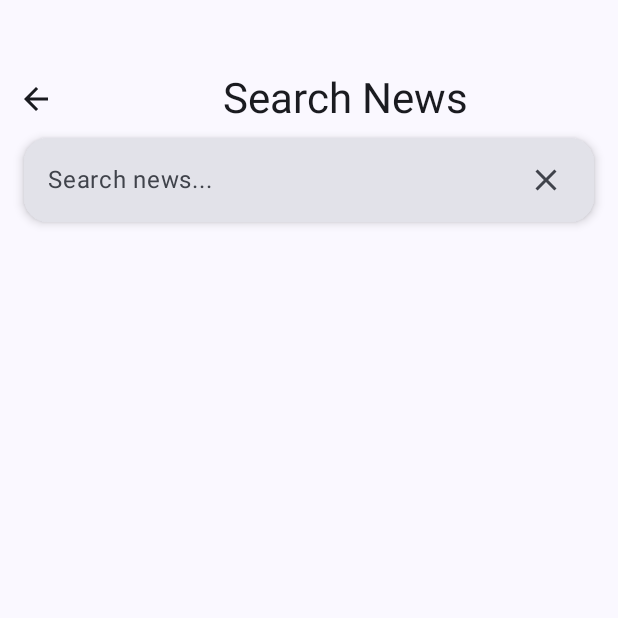
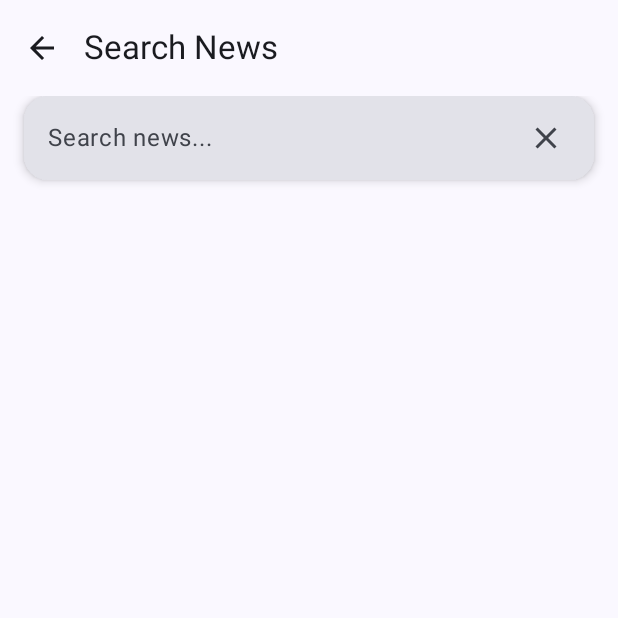
Before and after one commit to akshay-savaliya/QuickUpdates, an Android app built with Jetpack Compose: the SearchScreen screen opened through its navigation route, on a phone screen of 412 x 824 dp, the top half of it. Run offline under Robolectric (Android 15) with nearby library versions, the phone set to English and light mode, and no system bars; our stand-ins replace Dagger/Hilt's generated code, Firebase (no records; nobody signed in at launch, a user with empty details on screens opened directly), Shimmer, livedata-compose, paging; libraries missing offline, so code that uses them is left out: com.kwabenaberko.newsapilib; 2 statements that could not run were skipped.

Commit message:
Refactor: Replace Row with TopAppBar in SearchScreen
This commit refactors the `SearchScreen` to use a `TopAppBar` instead of a `Row` for its top bar.

- The `Row` layout containing the back button and "Search News" title has been replaced with a `TopAppBar`.
- The back button is now implemented as the `navigationIcon` of the `TopAppBar`.
- The "Search News" text is set as the `title` of the `TopAppBar`.
- The `ExperimentalMaterial3Api` opt-in annotation has been added due to the usage of `TopAppBar`.
- Unnecessary imports like `Row` and `TextAlign` have been removed.

```diff
--- a/app/src/main/java/com/ags/quickupdates/ui/screens/main/SearchScreen.kt
+++ b/app/src/main/java/com/ags/quickupdates/ui/screens/main/SearchScreen.kt
@@ -5,7 +5,6 @@ import androidx.annotation.RequiresApi
 import androidx.compose.foundation.background
 import androidx.compose.foundation.layout.Box
 import androidx.compose.foundation.layout.Column
-import androidx.compose.foundation.layout.Row
 import androidx.compose.foundation.layout.Spacer
 import androidx.compose.foundation.layout.fillMaxSize
 import androidx.compose.foundation.layout.fillMaxWidth
@@ -19,6 +18,7 @@ import androidx.compose.material.icons.automirrored.filled.ArrowBack
 import androidx.compose.material.icons.filled.Clear
 import androidx.compose.material3.Card
 import androidx.compose.material3.CardDefaults
+import androidx.compose.material3.ExperimentalMaterial3Api
 import androidx.compose.material3.Icon
 import androidx.compose.material3.IconButton
 import androidx.compose.material3.MaterialTheme
@@ -26,6 +26,7 @@ import androidx.compose.material3.Scaffold
 import androidx.compose.material3.Text
 import androidx.compose.material3.TextField
 import androidx.compose.material3.TextFieldDefaults
+import androidx.compose.material3.TopAppBar
 import androidx.compose.runtime.Composable
 import androidx.compose.runtime.getValue
 import androidx.compose.runtime.livedata.observeAsState
@@ -35,7 +36,6 @@ import androidx.compose.runtime.setValue
 import androidx.compose.ui.Alignment
 import androidx.compose.ui.Modifier
 import androidx.compose.ui.graphics.Color
-import androidx.compose.ui.text.style.TextAlign
 import androidx.compose.ui.unit.dp
 import androidx.hilt.navigation.compose.hiltViewModel
 import androidx.navigation.NavHostController
@@ -43,6 +43,7 @@ import com.ags.quickupdates.ui.components.ArticleItem
 import com.ags.quickupdates.ui.screens.main.viewmodel.NewsViewModel
 import com.ags.quickupdates.ui.shimmer.ShimmerArticleItemCard
 
+@OptIn(ExperimentalMaterial3Api::class)
 @RequiresApi(Build.VERSION_CODES.O)
 @Composable
 fun SearchScreen(
@@ -56,22 +57,14 @@ fun SearchScreen(
 
     Scaffold(
         topBar = {
-            Row(
-                verticalAlignment = Alignment.CenterVertically,
-                modifier = Modifier.fillMaxWidth().padding(top = 40.dp)
-            ) {
-                IconButton(onClick = { navController.popBackStack() }) {
-                    Icon(Icons.AutoMirrored.Filled.ArrowBack, contentDescription = "Back")
+            TopAppBar(
+                title = { Text("Search News") },
+                navigationIcon = {
+                    IconButton(onClick = { navController.popBackStack() }) {
+                        Icon(Icons.AutoMirrored.Filled.ArrowBack, contentDescription = "Back")
+                    }
                 }
-                Text(
-                    text = "Search News",
-                    style = MaterialTheme.typography.headlineMedium,
-                    modifier = Modifier
-                        .fillMaxWidth()
-                        .padding(8.dp),
-                    textAlign = TextAlign.Center
-                )
-            }
+            )
         }
     ) { innerPadding ->
 
```
